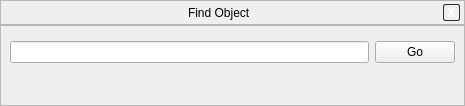
First picture: the form in src/gui/searchDialogGui.ui, repository 519984307/stellarium_src, before the edit.
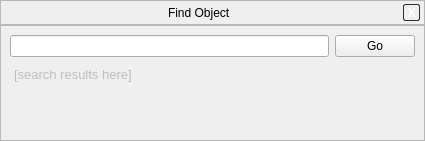
Second picture: the form after the edit. Icons and pictures are not drawn. Custom widgets are drawn as their Qt base class.

Commit message: improvements to search dialog (still need to work out some key bindings)

The edit to the form file:
```diff
--- a/src/gui/searchDialogGui.ui
+++ b/src/gui/searchDialogGui.ui
@@ -5,30 +5,32 @@
    <rect>
     <x>0</x>
     <y>0</y>
-    <width>465</width>
-    <height>106</height>
+    <width>425</width>
+    <height>141</height>
    </rect>
   </property>
+  <property name="sizePolicy" >
+   <sizepolicy vsizetype="Preferred" hsizetype="Preferred" >
+    <horstretch>0</horstretch>
+    <verstretch>0</verstretch>
+   </sizepolicy>
+  </property>
   <property name="windowTitle" >
    <string>Find Object</string>
   </property>
   <property name="windowIcon" >
-   <iconset/>
+   <iconset>
+    <normaloff/>
+   </iconset>
   </property>
   <layout class="QVBoxLayout" >
    <property name="spacing" >
     <number>0</number>
    </property>
-   <property name="leftMargin" >
-    <number>0</number>
+   <property name="sizeConstraint" >
+    <enum>QLayout::SetNoConstraint</enum>
    </property>
-   <property name="topMargin" >
-    <number>0</number>
-   </property>
-   <property name="rightMargin" >
-    <number>0</number>
-   </property>
-   <property name="bottomMargin" >
+   <property name="margin" >
     <number>0</number>
    </property>
    <item>
@@ -69,7 +71,7 @@
         <property name="orientation" >
          <enum>Qt::Horizontal</enum>
         </property>
-        <property name="sizeHint" >
+        <property name="sizeHint" stdset="0" >
          <size>
           <width>40</width>
           <height>20</height>
@@ -89,7 +91,7 @@
         <property name="orientation" >
          <enum>Qt::Horizontal</enum>
         </property>
-        <property name="sizeHint" >
+        <property name="sizeHint" stdset="0" >
          <size>
           <width>40</width>
           <height>20</height>
@@ -105,8 +107,11 @@
           <height>17</height>
          </size>
         </property>
+        <property name="focusPolicy" >
+         <enum>Qt::NoFocus</enum>
+        </property>
         <property name="styleSheet" >
-         <string>QToolButton {
+         <string notr="true" >QToolButton {
 color: white;
 font-weight: bold;
 background: None;
@@ -128,15 +133,29 @@
    </item>
    <item>
     <widget class="QFrame" name="frame" >
+     <property name="sizePolicy" >
+      <sizepolicy vsizetype="Preferred" hsizetype="Preferred" >
+       <horstretch>0</horstretch>
+       <verstretch>1</verstretch>
+      </sizepolicy>
+     </property>
      <property name="frameShape" >
       <enum>QFrame::StyledPanel</enum>
      </property>
      <property name="frameShadow" >
       <enum>QFrame::Raised</enum>
      </property>
-     <layout class="QGridLayout" >
-      <item row="0" column="0" >
+     <layout class="QVBoxLayout" name="verticalLayout" >
+      <item>
+       <layout class="QHBoxLayout" name="horizontalLayout" >
+        <item>
        <widget class="QLineEdit" name="lineEditSearchSkyObject" >
+          <property name="sizePolicy" >
+           <sizepolicy vsizetype="Fixed" hsizetype="Expanding" >
+            <horstretch>0</horstretch>
+            <verstretch>0</verstretch>
+           </sizepolicy>
+          </property>
         <property name="palette" >
          <palette>
           <active>
@@ -204,6 +223,9 @@
         <property name="font" >
          <font/>
         </property>
+          <property name="focusPolicy" >
+           <enum>Qt::StrongFocus</enum>
+          </property>
         <property name="autoFillBackground" >
          <bool>false</bool>
         </property>
@@ -212,7 +234,7 @@
         </property>
        </widget>
       </item>
-      <item row="0" column="1" >
+        <item>
        <widget class="QPushButton" name="pushButtonGotoSearchSkyObject" >
         <property name="minimumSize" >
          <size>
@@ -220,6 +242,9 @@
           <height>0</height>
          </size>
         </property>
+          <property name="focusPolicy" >
+           <enum>Qt::NoFocus</enum>
+          </property>
         <property name="text" >
          <string>Go</string>
         </property>
@@ -228,23 +253,66 @@
         </property>
        </widget>
       </item>
-      <item row="1" column="0" colspan="2" >
-       <widget class="QLabel" name="labelCompletions" >
-        <property name="sizePolicy" >
-         <sizepolicy vsizetype="Fixed" hsizetype="Preferred" >
-          <horstretch>0</horstretch>
-          <verstretch>0</verstretch>
-         </sizepolicy>
+       </layout>
+      </item>
+      <item>
+       <widget class="CompletionTextEdit" name="completionText" >
+        <property name="enabled" >
+         <bool>false</bool>
         </property>
-        <property name="text" >
-         <string/>
+        <property name="focusPolicy" >
+         <enum>Qt::NoFocus</enum>
         </property>
+        <property name="acceptDrops" >
+         <bool>false</bool>
+        </property>
+        <property name="toolTip" >
+         <string>This is a list of the first few matching results</string>
+        </property>
+        <property name="frameShape" >
+         <enum>QFrame::NoFrame</enum>
+        </property>
+        <property name="verticalScrollBarPolicy" >
+         <enum>Qt::ScrollBarAlwaysOff</enum>
+        </property>
+        <property name="horizontalScrollBarPolicy" >
+         <enum>Qt::ScrollBarAlwaysOff</enum>
+        </property>
+        <property name="undoRedoEnabled" >
+         <bool>false</bool>
+        </property>
+        <property name="html" >
+         <string>&lt;!DOCTYPE HTML PUBLIC "-//W3C//DTD HTML 4.0//EN" "http://www.w3.org/TR/REC-html40/strict.dtd">
+&lt;html>&lt;head>&lt;meta name="qrichtext" content="1" />&lt;style type="text/css">
+p, li { white-space: pre-wrap; }
+&lt;/style>&lt;/head>&lt;body style=" font-family:'DejaVu Sans'; font-size:10pt; font-weight:400; font-style:normal;">
+&lt;p style=" margin-top:0px; margin-bottom:0px; margin-left:0px; margin-right:0px; -qt-block-indent:0; text-indent:0px;">[search results here]&lt;/p>&lt;/body>&lt;/html></string>
+        </property>
+        <property name="textInteractionFlags" >
+         <set>Qt::TextSelectableByKeyboard|Qt::TextSelectableByMouse</set>
+        </property>
        </widget>
       </item>
      </layout>
     </widget>
    </item>
   </layout>
+  <action name="actionSelect_Next_Result" >
+   <property name="text" >
+    <string>Select Next Result</string>
+   </property>
+   <property name="shortcut" >
+    <string>Ctrl+Tab</string>
+   </property>
+  </action>
+  <action name="actionSelect_Previous_Result" >
+   <property name="text" >
+    <string>Select Previous Result</string>
+   </property>
+   <property name="shortcut" >
+    <string>Ctrl+Shift+Backtab</string>
+   </property>
+  </action>
  </widget>
  <customwidgets>
   <customwidget>
@@ -253,6 +321,11 @@
    <header>Dialog.hpp</header>
    <container>1</container>
   </customwidget>
+  <customwidget>
+   <class>CompletionTextEdit</class>
+   <extends>QTextEdit</extends>
+   <header>SearchDialog.hpp</header>
+  </customwidget>
  </customwidgets>
  <resources/>
  <connections/>
```
Left out of the diff: 5 changed lines with no effect on the pictures. Lines whose indentation alone changed are shown as unchanged. The commit also changes 2 other files.
